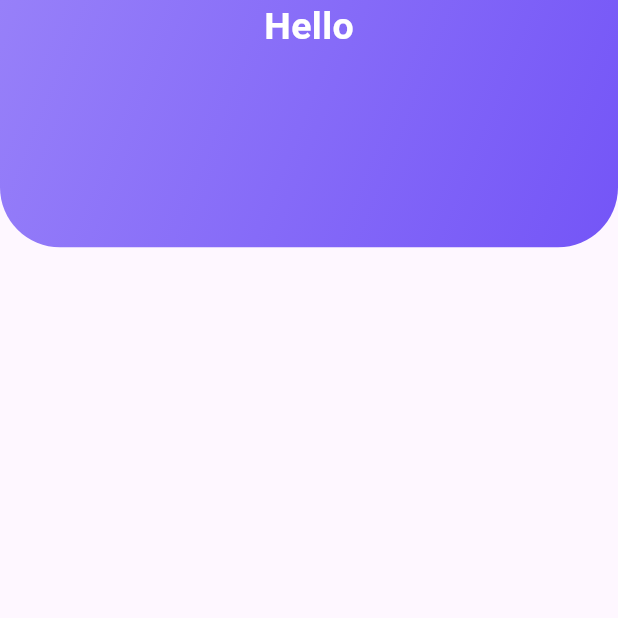
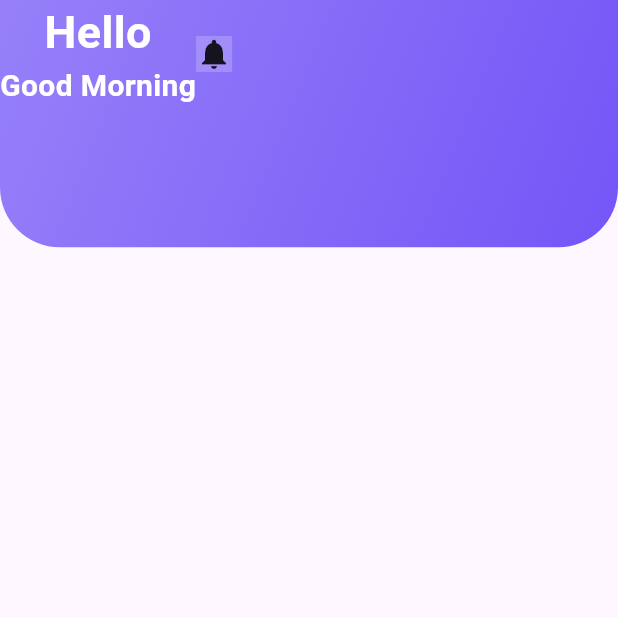
Before and after one commit to rifathosenofficial2023/e_learning_ui, a Flutter app: the HomeScreen screen opened directly, on a phone screen of 412 x 824 dp, the top half of it. Run offline on Flutter 3.47's test engine with Material 3 defaults, Android fonts, the phone set to English and light mode, and no system bars.

Commit message:
container added

```diff
--- a/lib/views/HomeScreen/home_screen.dart
+++ b/lib/views/HomeScreen/home_screen.dart
@@ -27,14 +27,37 @@ class HomeScreen extends StatelessWidget {
                 )
             ),
             child: Column(
+              crossAxisAlignment: CrossAxisAlignment.start,
               children: [
-                Text('Hello',
-                style: TextStyle(
-                  color: Colors.white,
-                  fontWeight: FontWeight.w700,
-                  fontSize: 25,
+                Row(
+
+                  children: [
+                    Column(
+                      children: [
+                        Text('Hello',
+                        style: TextStyle(
+                          color: Colors.white,
+                          fontWeight: FontWeight.w700,
+                          fontSize: 30,
+                        ),
+                        ),
+                        Text('Good Morning',
+                        style: TextStyle(
+                          color: Colors.white,
+                          fontWeight: FontWeight.w700,
+                          fontSize: 20,
+                        ),
+                        ),
+                      ],
+                    ),
+                    Container(
+                      decoration: BoxDecoration(
+                        color: Colors.white.withValues(alpha: .2),
+                      ),
+                      child: Icon(Icons.notifications),
+                    )
+                  ],
                 ),
-                )
               ],
             ),
           )
```
